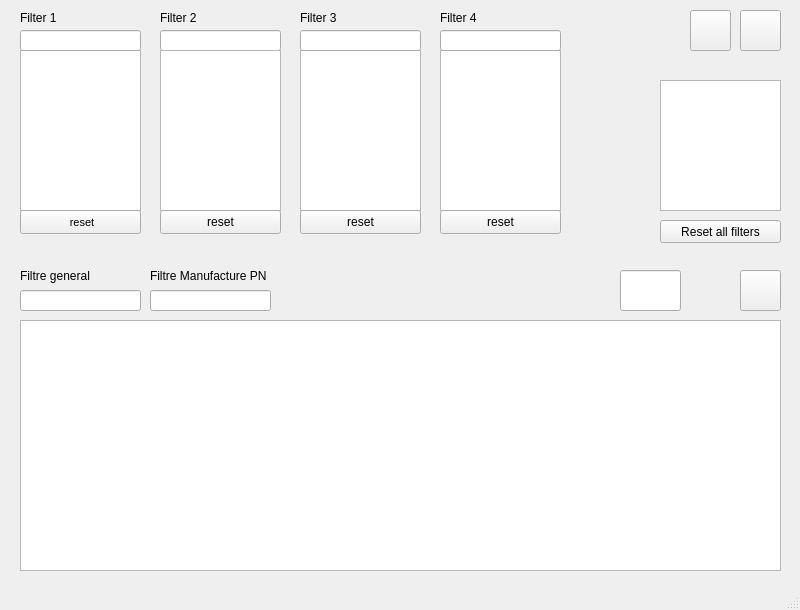
CasamaMaker/myStock, file ui_main.ui: the form before one commit.
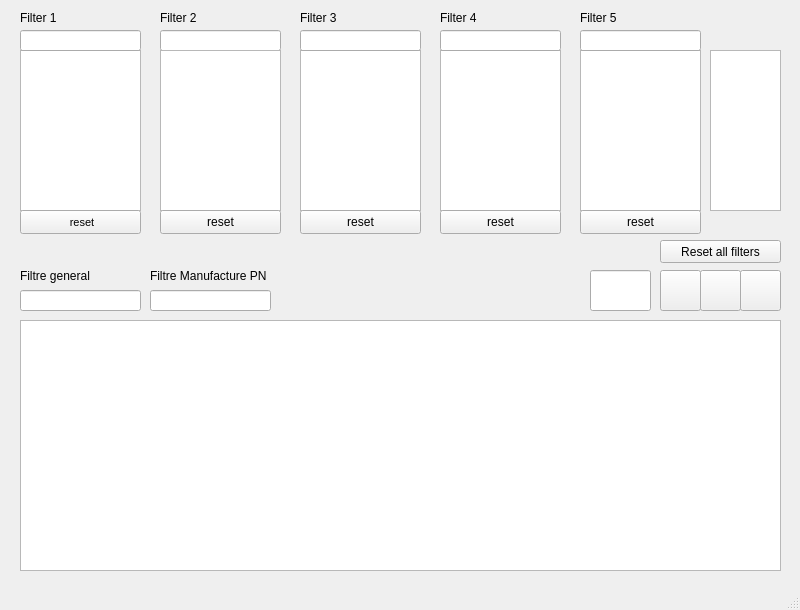
The form after the commit. Icons and pictures are not drawn.

```diff
--- a/ui_main.ui
+++ b/ui_main.ui
@@ -56,7 +56,7 @@
    <widget class="QPushButton" name="datasheetButton">
     <property name="geometry">
      <rect>
-      <x>740</x>
+      <x>660</x>
       <y>270</y>
       <width>41</width>
       <height>41</height>
@@ -84,7 +84,7 @@
    <widget class="QLabel" name="label_2">
     <property name="geometry">
      <rect>
-      <x>580</x>
+      <x>550</x>
       <y>270</y>
       <width>41</width>
       <height>41</height>
@@ -150,7 +150,7 @@
      <rect>
       <x>330</x>
       <y>270</y>
-      <width>31</width>
+      <width>51</width>
       <height>41</height>
      </rect>
     </property>
@@ -202,7 +202,7 @@
    <widget class="QLineEdit" name="stock_text">
     <property name="geometry">
      <rect>
-      <x>620</x>
+      <x>590</x>
       <y>270</y>
       <width>61</width>
       <height>41</height>
@@ -213,7 +213,7 @@
     <property name="geometry">
      <rect>
       <x>740</x>
-      <y>10</y>
+      <y>270</y>
       <width>41</width>
       <height>41</height>
      </rect>
@@ -240,8 +240,8 @@
    <widget class="QPushButton" name="pushButton_5">
     <property name="geometry">
      <rect>
-      <x>690</x>
-      <y>10</y>
+      <x>700</x>
+      <y>270</y>
       <width>41</width>
       <height>41</height>
      </rect>
@@ -304,10 +304,10 @@
    <widget class="QListWidget" name="listWidget_4">
     <property name="geometry">
      <rect>
-      <x>660</x>
-      <y>80</y>
-      <width>121</width>
-      <height>131</height>
+      <x>710</x>
+      <y>50</y>
+      <width>71</width>
+      <height>161</height>
      </rect>
     </property>
    </widget>
@@ -316,7 +316,7 @@
      <rect>
       <x>20</x>
       <y>240</y>
-      <width>761</width>
+      <width>641</width>
       <height>31</height>
      </rect>
     </property>
@@ -331,7 +331,7 @@
       <rect>
        <x>9</x>
        <y>4</y>
-       <width>741</width>
+       <width>621</width>
        <height>21</height>
       </rect>
      </property>
@@ -370,7 +370,7 @@
    <widget class="QLabel" name="label_8">
     <property name="geometry">
      <rect>
-      <x>370</x>
+      <x>380</x>
       <y>270</y>
       <width>41</width>
       <height>41</height>
@@ -391,7 +391,7 @@
    <widget class="QLabel" name="label_9">
     <property name="geometry">
      <rect>
-      <x>410</x>
+      <x>420</x>
       <y>270</y>
       <width>131</width>
       <height>41</height>
@@ -497,7 +497,7 @@
     <property name="geometry">
      <rect>
       <x>660</x>
-      <y>220</y>
+      <y>240</y>
       <width>121</width>
       <height>23</height>
      </rect>
@@ -506,6 +506,52 @@
      <string>Reset all filters</string>
     </property>
    </widget>
+   <widget class="QListWidget" name="filter5_listWidget">
+    <property name="geometry">
+     <rect>
+      <x>580</x>
+      <y>50</y>
+      <width>121</width>
+      <height>161</height>
+     </rect>
+    </property>
+   </widget>
+   <widget class="QLabel" name="filter5_label">
+    <property name="geometry">
+     <rect>
+      <x>580</x>
+      <y>10</y>
+      <width>121</width>
+      <height>16</height>
+     </rect>
+    </property>
+    <property name="text">
+     <string>Filter 5</string>
+    </property>
+   </widget>
+   <widget class="QPushButton" name="filter5_pushButton">
+    <property name="geometry">
+     <rect>
+      <x>580</x>
+      <y>210</y>
+      <width>121</width>
+      <height>24</height>
+     </rect>
+    </property>
+    <property name="text">
+     <string>reset</string>
+    </property>
+   </widget>
+   <widget class="QLineEdit" name="filter5_lineEdit">
+    <property name="geometry">
+     <rect>
+      <x>580</x>
+      <y>30</y>
+      <width>121</width>
+      <height>21</height>
+     </rect>
+    </property>
+   </widget>
   </widget>
   <widget class="QMenuBar" name="menubar">
    <property name="geometry">
```
